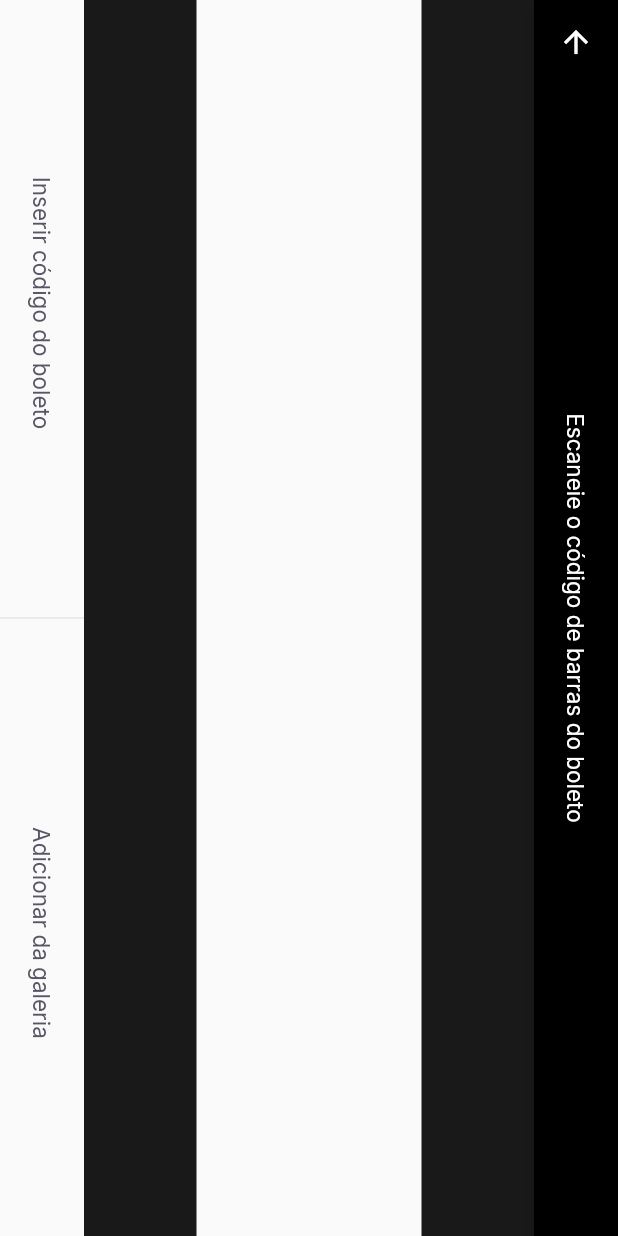
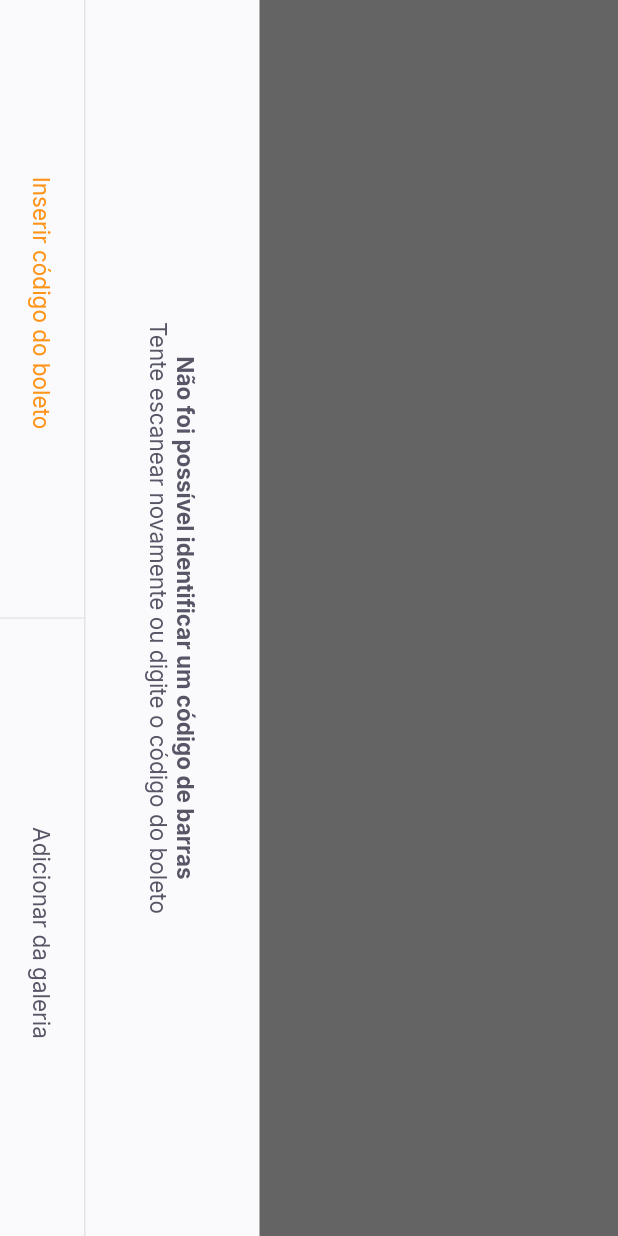
Before and after one commit to HERuppel/nlwt-flutter, a Flutter app: the BarcodeScannerPage screen opened by its route, on a phone screen of 412 x 824 dp. Run offline on Flutter 3.47's test engine with Material 2 defaults, Android fonts, the phone set to English and light mode, and no system bars; our stand-ins replace firebase_core, google_fonts, google_sign_in, shared_preferences; accounts and stored records are empty.

Commit message:
feat(barcode): incremented bar code screen elements

```diff
--- a/lib/modules/barcode_scanner/barcode_scanner_page.dart
+++ b/lib/modules/barcode_scanner/barcode_scanner_page.dart
@@ -1,6 +1,7 @@
 import 'package:flutter/material.dart';
 import 'package:nlwt/shared/themes/app_colors.dart';
 import 'package:nlwt/shared/themes/app_text_style.dart';
+import 'package:nlwt/shared/widgets/bottom_sheet/bottom_sheet_widget.dart';
 import 'package:nlwt/shared/widgets/set_label_buttons/set_label_buttons.dart';
 
 class BarcodeScannerPage extends StatefulWidget {
@@ -13,6 +14,14 @@ class BarcodeScannerPage extends StatefulWidget {
 class _BarcodeScannerState extends State<BarcodeScannerPage> {
   @override
   Widget build(BuildContext context) {
+    return BottomSheetWidget(
+      primaryLabel: "Inserir código do boleto",
+      primaryOnPressed: () {},
+      secondaryLabel: "Adicionar da galeria",
+      secondaryOnPressed: () {},
+      title: "Não foi possível identificar um código de barras",
+      subTitle: "Tente escanear novamente ou digite o código do boleto",
+    );
     return SafeArea(
       top: true,
       bottom: true,
--- /dev/null
+++ b/lib/shared/widgets/bottom_sheet/bottom_sheet_widget.dart
@@ -0,0 +1,69 @@
+import 'package:flutter/material.dart';
+import 'package:nlwt/shared/themes/app_colors.dart';
+import 'package:nlwt/shared/themes/app_text_style.dart';
+
+import '../set_label_buttons/set_label_buttons.dart';
+
+class BottomSheetWidget extends StatelessWidget {
+  final String primaryLabel;
+  final String secondaryLabel;
+  final VoidCallback primaryOnPressed;
+  final VoidCallback secondaryOnPressed;
+  final String title;
+  final String subTitle;
+  const BottomSheetWidget(
+      {super.key,
+      required this.primaryLabel,
+      required this.secondaryLabel,
+      required this.primaryOnPressed,
+      required this.secondaryOnPressed,
+      required this.title,
+      required this.subTitle});
+
+  @override
+  Widget build(BuildContext context) {
+    return SafeArea(
+      child: RotatedBox(
+        quarterTurns: 1,
+        child: Material(
+          child: Container(
+              color: AppColors.shape,
+              child: Column(
+                children: [
+                  Expanded(
+                      child: Container(color: Colors.black.withOpacity(0.6))),
+                  Column(
+                    children: [
+                      Padding(
+                        padding: const EdgeInsets.all(40),
+                        child: Text.rich(
+                          TextSpan(
+                              text: title,
+                              style: TextStyles.buttonBoldHeading,
+                              children: [
+                                TextSpan(
+                                    text: "\n$subTitle",
+                                    style: TextStyles.buttonHeading)
+                              ]),
+                          textAlign: TextAlign.center,
+                        ),
+                      ),
+                      Container(
+                        color: AppColors.stroke,
+                        height: 1,
+                      ),
+                      SetLabelButtons(
+                          enablePrimaryColor: true,
+                          primaryLabel: primaryLabel,
+                          secondaryLabel: secondaryLabel,
+                          primaryOnPressed: primaryOnPressed,
+                          secondaryOnPressed: secondaryOnPressed)
+                    ],
+                  ),
+                ],
+              )),
+        ),
+      ),
+    );
+  }
+}
--- a/lib/shared/widgets/label_button/label_button.dart
+++ b/lib/shared/widgets/label_button/label_button.dart
@@ -4,7 +4,9 @@ import 'package:nlwt/shared/themes/app_text_style.dart';
 class LabelButton extends StatelessWidget {
   final String label;
   final VoidCallback onPressed;
-  const LabelButton({super.key, required this.label, required this.onPressed});
+  final TextStyle? style;
+  const LabelButton(
+      {super.key, required this.label, required this.onPressed, this.style});
 
   @override
   Widget build(BuildContext context) {
@@ -14,7 +16,7 @@ class LabelButton extends StatelessWidget {
           onPressed: () {},
           child: Text(
             label,
-            style: TextStyles.buttonHeading,
+            style: style ?? TextStyles.buttonHeading,
           )),
     );
   }
--- a/lib/shared/widgets/set_label_buttons/set_label_buttons.dart
+++ b/lib/shared/widgets/set_label_buttons/set_label_buttons.dart
@@ -1,4 +1,5 @@
 import 'package:flutter/material.dart';
+import 'package:nlwt/shared/themes/app_text_style.dart';
 
 import '../label_button/label_button.dart';
 
@@ -7,12 +8,14 @@ class SetLabelButtons extends StatelessWidget {
   final String secondaryLabel;
   final VoidCallback primaryOnPressed;
   final VoidCallback secondaryOnPressed;
+  final bool enablePrimaryColor;
   const SetLabelButtons(
       {super.key,
       required this.primaryLabel,
       required this.secondaryLabel,
       required this.primaryOnPressed,
-      required this.secondaryOnPressed});
+      required this.secondaryOnPressed,
+      this.enablePrimaryColor = false});
 
   @override
   Widget build(BuildContext context) {
@@ -24,6 +27,7 @@ class SetLabelButtons extends StatelessWidget {
             child: LabelButton(
               label: primaryLabel,
               onPressed: primaryOnPressed,
+              style: enablePrimaryColor ? TextStyles.buttonPrimary : null,
             ),
           ),
           const VerticalDivider(),
```
